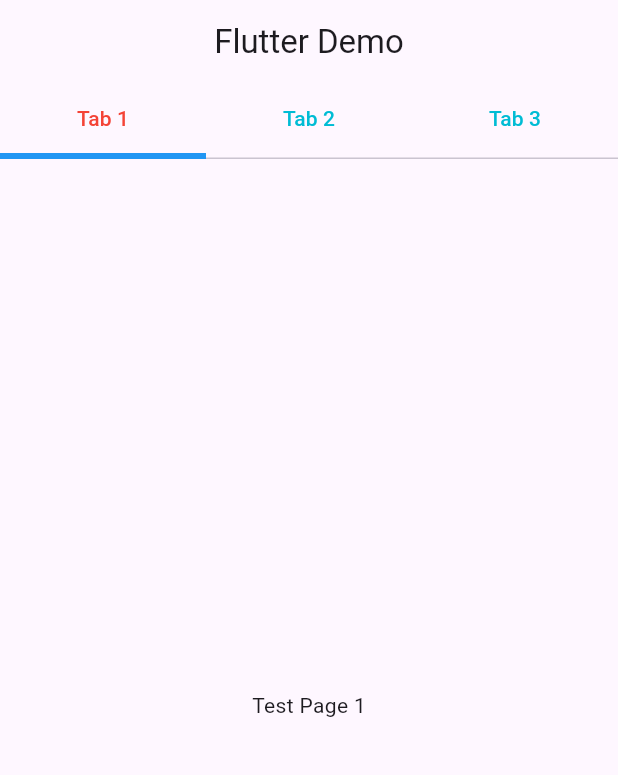
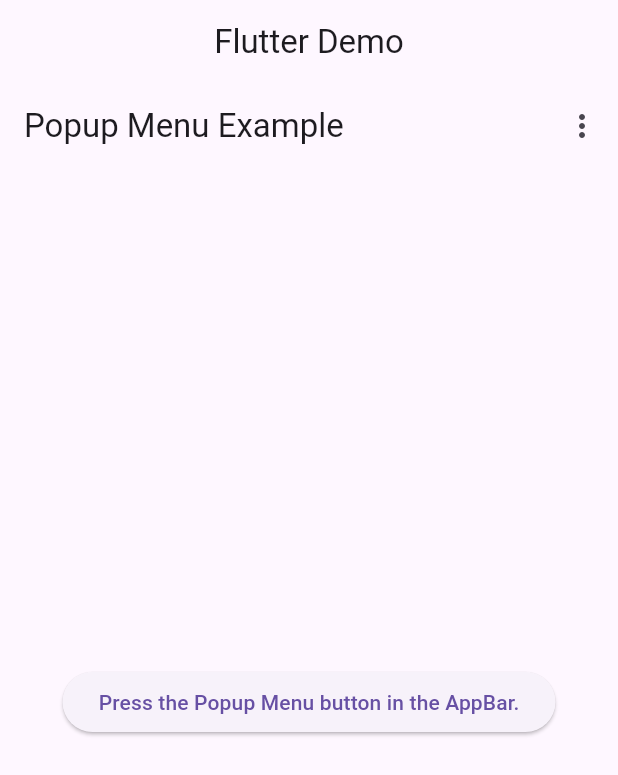
Before and after one commit to XieHui-001/FlutterTestDemo, a Flutter app: the screen it shows after launch, on a phone screen of 412 x 824 dp. Shown: the top 775 px of the screen. Run offline on Flutter 3.47's test engine with Material 2 defaults, Android fonts, the phone set to English and light mode, and no system bars; our stand-ins replace font_awesome_flutter, get, video_player.

Commit message:
Getx Rx test;

```diff
--- a/lib/main.dart
+++ b/lib/main.dart
@@ -1,4 +1,5 @@
 import 'package:flutter/material.dart';
+import 'package:flutter_test_demo/popbuttonpage.dart';
 import 'package:flutter_test_demo/richtext.dart';
 import 'package:flutter_test_demo/slivergridtest.dart';
 import 'package:flutter_test_demo/spinnerpage.dart';
@@ -8,8 +9,10 @@ import 'package:flutter_test_demo/tablebartest.dart';
 import 'package:flutter_test_demo/timerpickerpage.dart';
 import 'package:flutter_test_demo/videopage.dart';
 import 'package:flutter_localizations/flutter_localizations.dart';
+import 'package:get/get_navigation/src/root/get_material_app.dart';
 
 import 'bottomdialogpage.dart';
+import 'gettest.dart';
 import 'herotest.dart';
 import 'kituitest.dart';
 import 'loadimg.dart';
@@ -25,7 +28,7 @@ class MyApp extends StatelessWidget {
   // This widget is the root of your application.
   @override
   Widget build(BuildContext context) {
-    return MaterialApp(
+    return GetMaterialApp(
       localizationsDelegates: const [
         GlobalMaterialLocalizations.delegate,
         GlobalCupertinoLocalizations.delegate,
@@ -38,7 +41,7 @@ class MyApp extends StatelessWidget {
       theme: ThemeData(useMaterial3: true,),
       home:  Scaffold(
         appBar: AppBar(title: const Text("Flutter Demo"),centerTitle: true,),
-        body: TableViewPage(),
+        body: PopButtonPage(),
       ),
     );
   }
--- /dev/null
+++ b/lib/popbuttonpage.dart
@@ -0,0 +1,49 @@
+import 'package:flutter/cupertino.dart';
+import 'package:flutter/material.dart';
+import 'package:get/get.dart';
+
+class PopButtonPage extends StatefulWidget{
+  @override
+  _PopButtonWidget createState () => _PopButtonWidget();
+}
+
+class _PopButtonWidget extends State<PopButtonPage>{
+  RxString testRxString = RxString("Option 1");
+
+  @override
+  Widget build(BuildContext context){
+    return Scaffold(
+      appBar: AppBar(
+        title: const Text('Popup Menu Example'),
+        actions: [
+      PopupMenuButton<String>(
+      onSelected: (String result) {
+        testRxString = RxString('11111');
+        print('Selected: $result');
+    },
+      itemBuilder: (BuildContext context) => <PopupMenuEntry<String>>[
+         PopupMenuItem<String>(
+          value: 'option_1',
+          child: Obx(() => Text("$testRxString")),
+        ),
+        const PopupMenuItem<String>(
+          value: 'option_2',
+          child: Text('Option 2'),
+        ),
+        const PopupMenuItem<String>(
+          value: 'option_3',
+          child: Text('Option 3'),
+        ),
+      ],
+    )
+        ],
+      ),
+      body: Center(
+        child: ElevatedButton(child: Text('Press the Popup Menu button in the AppBar.'),onPressed: (){
+
+        },),
+      ),
+    );
+  }
+
+}
--- a/pubspec.yaml
+++ b/pubspec.yaml
@@ -36,6 +36,7 @@ dependencies:
   # Use with the CupertinoIcons class for iOS style icons.
   cupertino_icons: ^1.0.2
   font_awesome_flutter: ^10.6.0
+  get: ^4.6.6
 
 dev_dependencies:
   flutter_test:
```
Also changed, not shown: lib/gettest.dart (added, +42 -0 lines), pubspec.lock.
